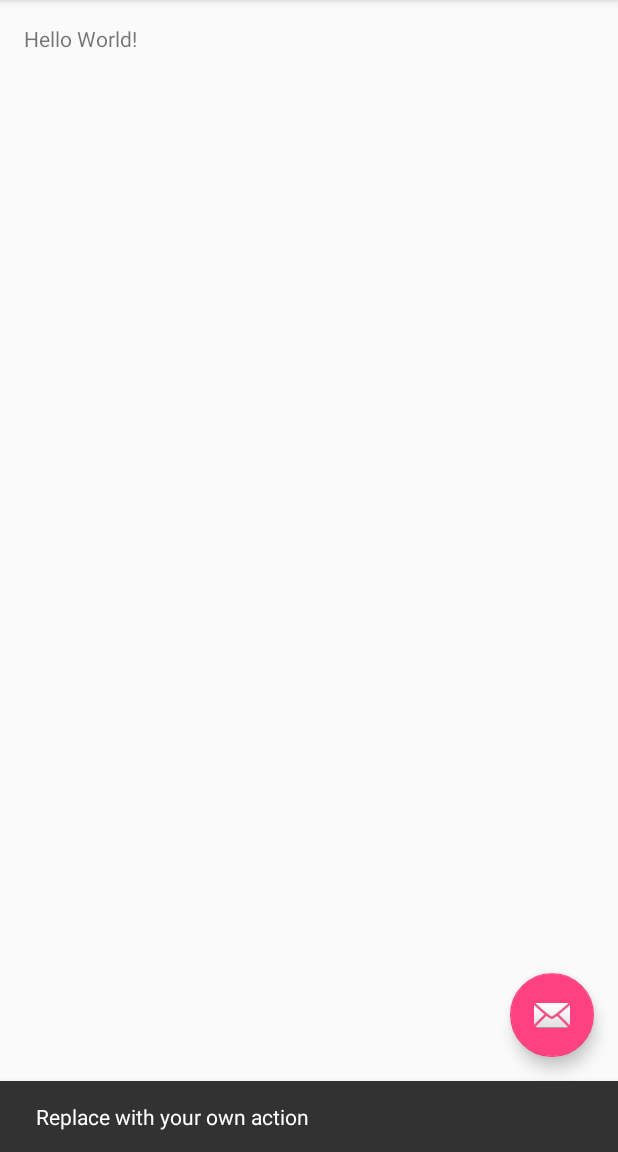
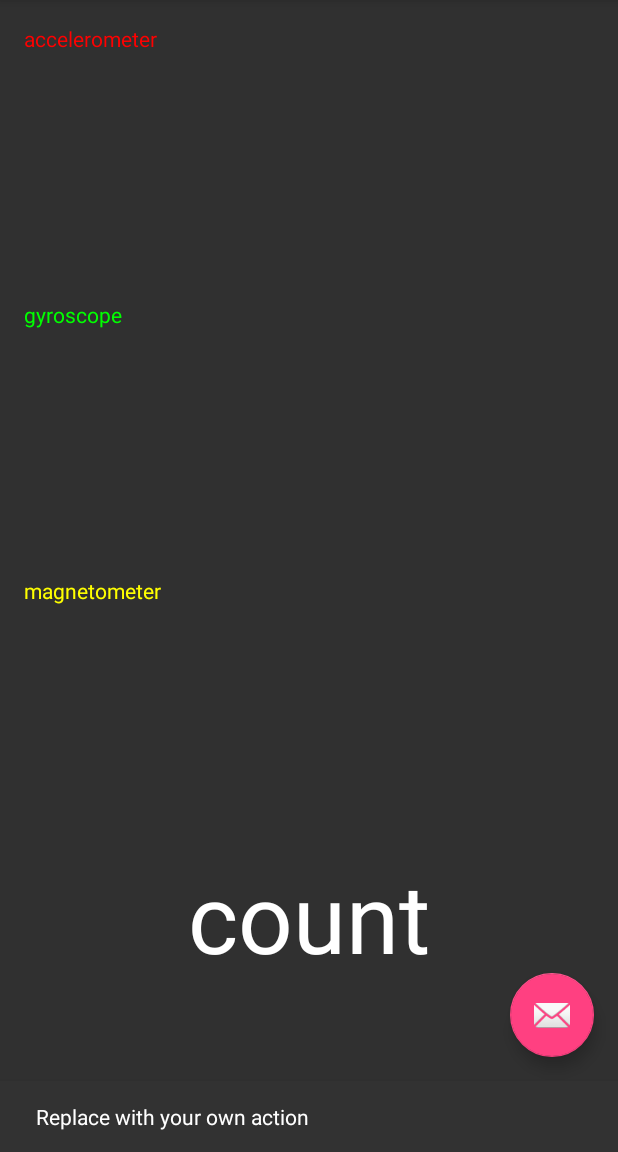
Before and after one commit to naninunenoy/SwingRinger, an Android app: the screen it shows after launch (MainActivity), after a tap on an icon or button, on a phone screen of 412 x 824 dp, the part 84-1236 px from its top. Run offline under Robolectric (Android 15) with nearby library versions, the phone set to English and light mode, and no system bars.

Commit message:
Swing検知機能実装

```diff
--- a/app/src/main/java/com/example/owner/swingringer/MainActivity.java
+++ b/app/src/main/java/com/example/owner/swingringer/MainActivity.java
@@ -12,10 +12,18 @@ import android.support.v7.widget.Toolbar;
 import android.view.View;
 import android.view.Menu;
 import android.view.MenuItem;
+import android.widget.TextView;
+import android.widget.Toast;
 
 public class MainActivity extends AppCompatActivity implements SensorEventListener {
 
     SensorManager mSensorManager;
+    SwingDetector mSwingDetector = new SwingDetector();
+    TextView mAccTextView;
+    TextView mGyroTextView;
+    TextView mMagTextView;
+    TextView mCountTextView;
+    int mSwingCount = 0;
 
     @Override
     protected void onCreate(Bundle savedInstanceState) {
@@ -34,6 +42,16 @@ public class MainActivity extends AppCompatActivity implements SensorEventListen
         });
 
         mSensorManager = (SensorManager) getSystemService(SENSOR_SERVICE);
+        mAccTextView = (TextView) findViewById(R.id.accTextView);
+        mGyroTextView = (TextView) findViewById(R.id.gyroTextView);
+        mMagTextView = (TextView) findViewById(R.id.magTextView);
+        mCountTextView = (TextView) findViewById(R.id.swingCountTextView);
+    }
+
+    @Override
+    public void onWindowFocusChanged(boolean hasFocus) {
+        super.onWindowFocusChanged(hasFocus);
+        mCountTextView.setText(String.valueOf(mSwingCount));
     }
 
     @Override
@@ -51,11 +69,11 @@ public class MainActivity extends AppCompatActivity implements SensorEventListen
             mSensorManager.registerListener(this, acc, SensorManager.SENSOR_DELAY_FASTEST);
         }
         Sensor gyro = mSensorManager.getDefaultSensor(Sensor.TYPE_GYROSCOPE);
-        if (acc != null) {
+        if (gyro != null) {
             mSensorManager.registerListener(this, gyro, SensorManager.SENSOR_DELAY_FASTEST);
         }
         Sensor mag = mSensorManager.getDefaultSensor(Sensor.TYPE_MAGNETIC_FIELD);
-        if (acc != null) {
+        if (mag != null) {
             mSensorManager.registerListener(this, mag, SensorManager.SENSOR_DELAY_FASTEST);
         }
 //        Sensor prs = mSensorManager.getDefaultSensor(Sensor.TYPE_PRESSURE);
@@ -63,7 +81,6 @@ public class MainActivity extends AppCompatActivity implements SensorEventListen
 //            mSensorManager.registerListener(this, prs, SensorManager.SENSOR_DELAY_FASTEST);
 //        }
     }
-
 
     @Override
     protected void onPause() {
@@ -88,7 +105,24 @@ public class MainActivity extends AppCompatActivity implements SensorEventListen
 
     @Override
     public void onSensorChanged(SensorEvent event){
-        // TODO センサの値が変わった時の処理
+        // センサ値の更新
+        mSwingDetector.setSensorData(event);
+        // センサ値表示の更新
+        if (mSwingDetector.isNewAccData()) {
+            mAccTextView.setText(mSwingDetector.getAccText());
+        }
+        if (mSwingDetector.isNewGyroData()) {
+            mGyroTextView.setText(mSwingDetector.getGyroText());
+        }
+        if (mSwingDetector.isNewMagData()) {
+            mMagTextView.setText(mSwingDetector.getMagText());
+        }
+
+        // スイング判定
+        if (mSwingDetector.isSwing()) {
+            mSwingCount++;
+            mCountTextView.setText(String.valueOf(mSwingCount));
+        }
     }
 
     @Override
--- a/app/src/main/res/layout/content_main.xml
+++ b/app/src/main/res/layout/content_main.xml
@@ -6,9 +6,54 @@
     android:paddingRight="@dimen/activity_horizontal_margin"
     android:paddingTop="@dimen/activity_vertical_margin"
     android:paddingBottom="@dimen/activity_vertical_margin"
+    android:background="@color/background_material_dark"
     app:layout_behavior="@string/appbar_scrolling_view_behavior"
     tools:showIn="@layout/activity_main" tools:context=".MainActivity">
 
-    <TextView android:text="Hello World!" android:layout_width="wrap_content"
-        android:layout_height="wrap_content" />
+    <LinearLayout
+        android:orientation="vertical"
+        android:layout_width="match_parent"
+        android:layout_height="match_parent"
+        android:layout_alignParentStart="true">
+
+
+        <TextView
+            android:layout_width="match_parent"
+            android:layout_height="match_parent"
+            android:layout_weight="1"
+            android:textAppearance="?android:attr/textAppearanceSmall"
+            android:text="accelerometer"
+            android:id="@+id/accTextView"
+            android:textColor="#FF0000"
+            android:layout_gravity="center_horizontal" />
+
+        <TextView
+            android:layout_width="match_parent"
+            android:layout_height="match_parent"
+            android:layout_weight="1"
+            android:textAppearance="?android:attr/textAppearanceSmall"
+            android:text="gyroscope"
+            android:textColor="#00FF00"
+            android:id="@+id/gyroTextView" />
+
+        <TextView
+            android:layout_width="match_parent"
+            android:layout_height="match_parent"
+            android:layout_weight="1"
+            android:textAppearance="?android:attr/textAppearanceSmall"
+            android:text="magnetometer"
+            android:textColor="#FFFF00"
+            android:id="@+id/magTextView" />
+
+        <TextView
+            android:layout_width="match_parent"
+            android:layout_height="match_parent"
+            android:layout_weight="1"
+            android:textAppearance="?android:attr/textAppearanceLarge"
+            android:text="count"
+            android:textColor="#FFFFFF"
+            android:textSize="64dp"
+            android:textAlignment="center"
+            android:id="@+id/swingCountTextView" />
+    </LinearLayout>
 </RelativeLayout>
```
Also changed, not shown: app/src/main/java/com/example/owner/swingringer/IMUData.java (+42 -6 lines), app/src/main/java/com/example/owner/swingringer/SwingDetector.java (+114 -0 lines).
